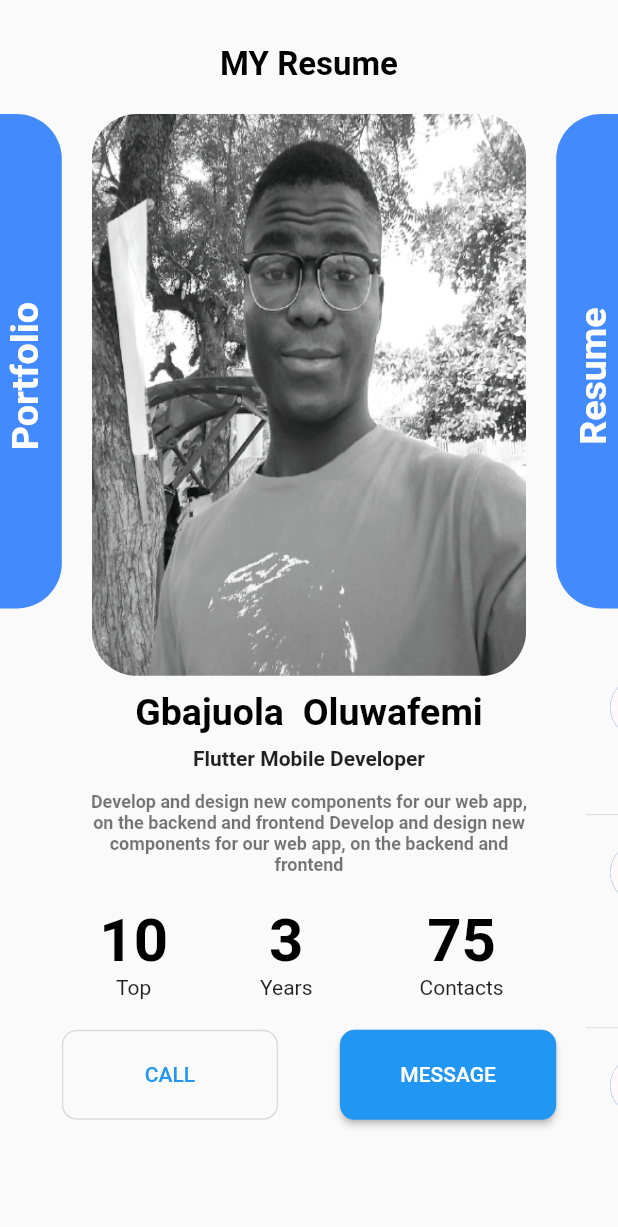
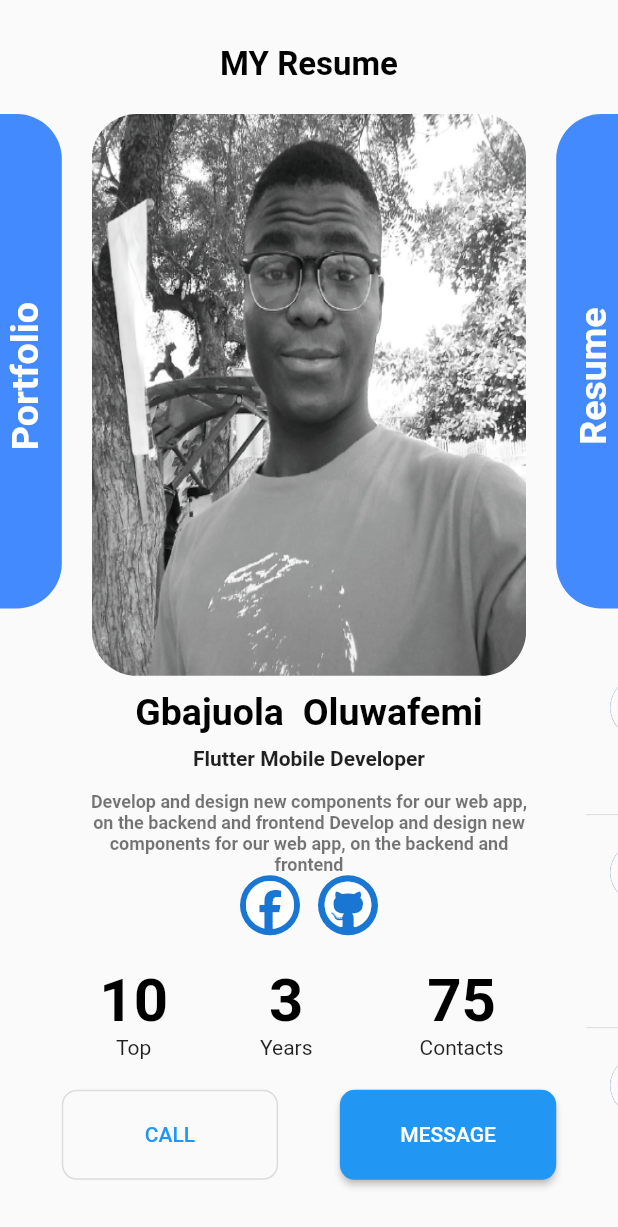
Before and after one commit to BeTure20/myprofolio, a Flutter app: the screen it shows after launch, on a phone screen of 412 x 824 dp. Shown: the top 1227 px of the screen. Run offline on Flutter 3.47's test engine with Material 2 defaults, Android fonts, the phone set to English and light mode, and no system bars; our stand-ins replace font_awesome_flutter.

Commit message:
second commit

```diff
--- a/lib/main.dart
+++ b/lib/main.dart
@@ -1,5 +1,5 @@
 import 'package:flutter/material.dart';
-import 'package:myresume/inc/splashscreen.dart';
+
 import 'package:myresume/src/resume.dart';
 
 void main() {
@@ -13,10 +13,10 @@ class MyApp extends StatelessWidget {
   @override
   Widget build(BuildContext context) {
     return MaterialApp(
-      title: 'Flutter Demo',
+      title: 'My Resume',
       debugShowCheckedModeBanner: false,
       theme: ThemeData(visualDensity: VisualDensity.adaptivePlatformDensity),
-      home: const SplashScreen(),
+      home: const Resume(),
     );
   }
 }
--- a/lib/src/resumepage/aboutme.dart
+++ b/lib/src/resumepage/aboutme.dart
@@ -1,5 +1,7 @@
 import 'package:flutter/material.dart';
 import 'package:myresume/inc/size_config.dart';
+import 'package:font_awesome_flutter/font_awesome_flutter.dart';
+import 'package:url_launcher/url_launcher.dart';
 
 class Aboutme extends StatelessWidget {
   const Aboutme({
@@ -75,6 +77,54 @@ class Aboutme extends StatelessWidget {
                         fontSize: 12,
                         fontWeight: FontWeight.bold),
                   ),
+                ),
+                Row(
+                  mainAxisAlignment: MainAxisAlignment.center,
+                  children: [
+                    CircleAvatar(
+                      radius: 20,
+                      child: Material(
+                          shape: const CircleBorder(),
+                          clipBehavior: Clip.hardEdge,
+                          color: Colors.transparent,
+                          child: InkWell(
+                              onTap: () async {
+                                if (!await launchUrl(
+                                    Uri.parse("https://github.com/BeTure20"))) {
+                                  throw 'Could not launch';
+                                }
+                              },
+                              child: const Center(
+                                child: Icon(
+                                  FontAwesomeIcons.facebook,
+                                  size: 32,
+                                ),
+                              ))),
+                    ),
+                    const SizedBox(
+                      width: 12,
+                    ),
+                    CircleAvatar(
+                      radius: 20,
+                      child: Material(
+                          shape: const CircleBorder(),
+                          clipBehavior: Clip.hardEdge,
+                          color: Colors.transparent,
+                          child: InkWell(
+                              onTap: () async {
+                                if (!await launchUrl(
+                                    Uri.parse("https://github.com/BeTure20"))) {
+                                  throw 'Could not launch';
+                                }
+                              },
+                              child: const Center(
+                                child: Icon(
+                                  FontAwesomeIcons.github,
+                                  size: 32,
+                                ),
+                              ))),
+                    )
+                  ],
                 ),
                 Row(
                   mainAxisAlignment: MainAxisAlignment.spaceBetween,
--- a/pubspec.yaml
+++ b/pubspec.yaml
@@ -15,8 +15,9 @@ dependencies:
     sdk: flutter
 
   cupertino_icons: ^1.0.2
-  page_transition: ^2.0.9
-  animated_splash_screen: ^1.3.0
+
+  font_awesome_flutter: ^10.2.1
+  url_launcher: ^6.1.6
 
 dev_dependencies:
   flutter_test:
```
Also changed, not shown: lib/inc/splashscreen.dart (deleted, +0 -37 lines), pubspec.lock, 5 other files.
